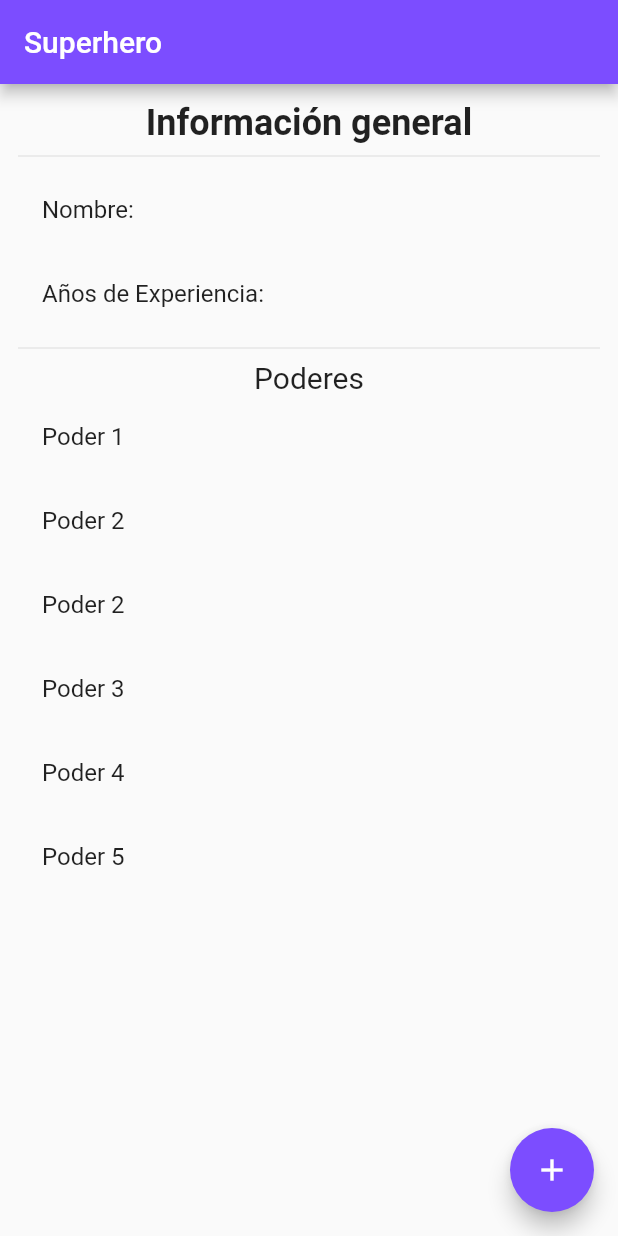
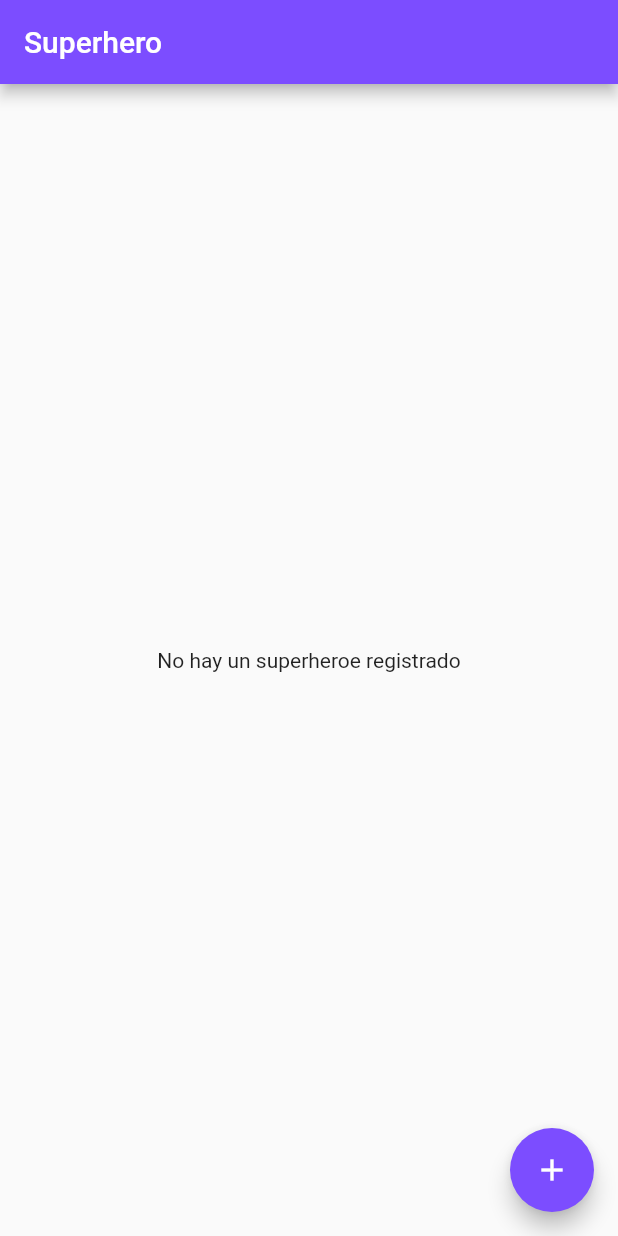
Before and after one commit to FranciscoCFubenow/flutter_codigo4_state, a Flutter app: the screen it shows after launch, on a phone screen of 412 x 824 dp. Run offline on Flutter 3.47's test engine with Material 2 defaults, Android fonts, the light colour scheme and no system bars; our stand-ins replace flutter_bloc.

Commit message:
update experience

```diff
--- a/lib/cubit/superheroe/superheroe_cubit.dart
+++ b/lib/cubit/superheroe/superheroe_cubit.dart
@@ -11,10 +11,18 @@ class SuperheroeCubit extends Cubit<SuperheroeState> {
 
   // Crear superheroe
   void createSuperheroe(Superheroe superheroe) {
+    // print(state);
     emit(SuperheroeCreate(superheroe: superheroe));
   }
 
   // Actualizar superheroe
+  void updateExperience(int experience) {
+    final currentState = state;
+    if (currentState is SuperheroeCreate) {
+      currentState.superheroe.experience = experience;
+      emit(SuperheroeCreate(superheroe: currentState.superheroe));
+    }
+  }
 
   // Eliminar superheroe
 
--- a/lib/main.dart
+++ b/lib/main.dart
@@ -1,4 +1,6 @@
 import 'package:flutter/material.dart';
+import 'package:flutter_bloc/flutter_bloc.dart';
+import 'package:flutter_codigo4_state/cubit/superheroe/superheroe_cubit.dart';
 import 'package:flutter_codigo4_state/pages/home_page.dart';
 
 void main() {
@@ -8,12 +10,17 @@ void main() {
 class MyApp extends StatelessWidget {
   @override
   Widget build(BuildContext context) {
-    return MaterialApp(
-      title: 'Flutter Superhero',
-      theme: ThemeData(
-        primarySwatch: Colors.blue,
+    return MultiBlocProvider(
+      providers: [
+        BlocProvider(create: (_) => SuperheroeCubit()),
+      ],
+      child: MaterialApp(
+        title: 'Flutter Superhero',
+        theme: ThemeData(
+          primarySwatch: Colors.blue,
+        ),
+        home: HomePage(),
       ),
-      home: HomePage(),
     );
   }
 }
--- a/lib/pages/home_page.dart
+++ b/lib/pages/home_page.dart
@@ -1,4 +1,7 @@
 import 'package:flutter/material.dart';
+import 'package:flutter_bloc/flutter_bloc.dart';
+import 'package:flutter_codigo4_state/cubit/superheroe/superheroe_cubit.dart';
+import 'package:flutter_codigo4_state/models/superheroe_model.dart';
 import 'package:flutter_codigo4_state/pages/register_page.dart';
 
 class HomePage extends StatelessWidget {
@@ -19,7 +22,37 @@ class HomePage extends StatelessWidget {
         backgroundColor: Colors.deepPurpleAccent,
         child: Icon(Icons.add),
       ),
-      body: SingleChildScrollView(
+      body: BlocBuilder<SuperheroeCubit, SuperheroeState>(
+        builder: (BuildContext context, SuperheroeState state) {
+          switch (state.runtimeType) {
+            case SuperheroeInit:
+              print("Init");
+              return const Center(
+                child: Text("No hay un superheroe registrado"),
+              );
+            case SuperheroeCreate:
+              Superheroe superheroe = (state as SuperheroeCreate).superheroe;
+              return InfoSuperheroeWidget(
+                superheroe: superheroe,
+              );
+            default:
+              return Center(
+                child: CircularProgressIndicator(),
+              );
+          }
+        },
+      ),
+    );
+  }
+}
+
+class InfoSuperheroeWidget extends StatelessWidget {
+  Superheroe superheroe;
+  InfoSuperheroeWidget({required this.superheroe});
+
+  @override
+  Widget build(BuildContext context) {
+    return SingleChildScrollView(
       child: Padding(
         padding: const EdgeInsets.all(12.0),
         child: Column(
@@ -33,36 +66,22 @@ class HomePage extends StatelessWidget {
             ),
             Divider(),
             ListTile(
-                title: Text("Nombre: "),
+              title: Text("Nombre: ${superheroe.name}"),
             ),
             ListTile(
-                title: Text("Años de Experiencia: "),
+              title: Text("Años de Experiencia: ${superheroe.experience}"),
             ),
             Divider(),
             Text(
               "Poderes",
               style: TextStyle(fontSize: 20),
             ),
-              ListTile(
-                title: Text("Poder 1"),
-              ),
-              ListTile(
-                title: Text("Poder 2"),
-              ),
-              ListTile(
-                title: Text("Poder 2"),
-              ),
-              ListTile(
-                title: Text("Poder 3"),
-              ),
-              ListTile(
-                title: Text("Poder 4"),
-              ),
-              ListTile(
-                title: Text("Poder 5"),
-              ),
+            ...superheroe.powers
+                .map((e) => ListTile(
+                      title: Text(e),
+                    ))
+                .toList(),
           ],
-          ),
         ),
       ),
     );
```
Also changed, not shown: lib/pages/register_page.dart (+16 -2 lines). Lines whose indentation alone changed are shown as unchanged.
